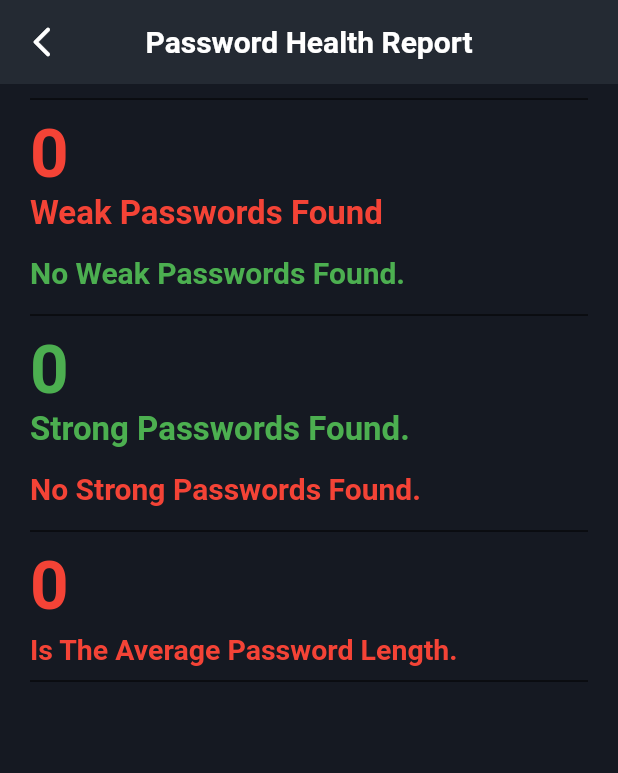
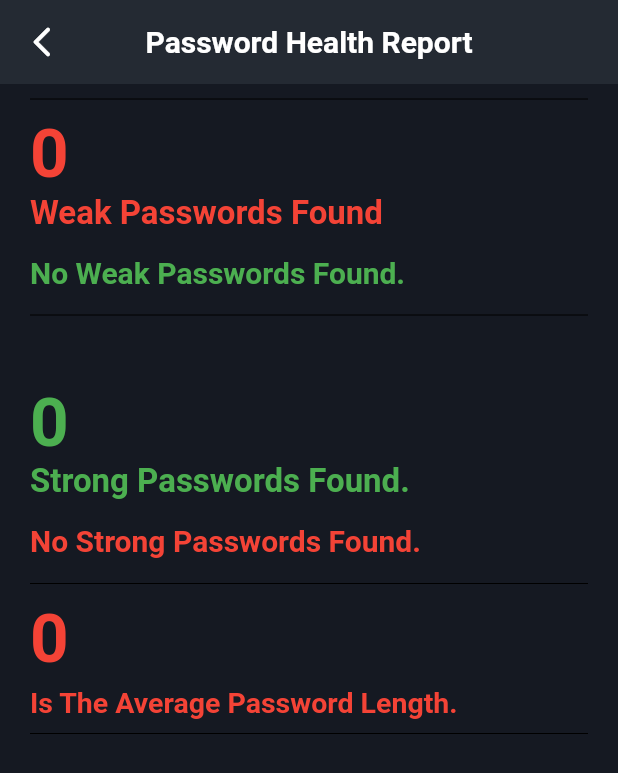
Before and after one commit to Jobins-Joseph/PassGenVault, a Flutter app: the PasswordReportScreen screen opened directly, on a phone screen of 412 x 824 dp. Shown: the top 773 px of the screen. Run offline on Flutter 3.47's test engine with Material 2 defaults, Android fonts, the phone set to English and light mode, and no system bars; our stand-ins replace lottie, sqflite; missing offline and left inert: encrypt; accounts and stored records are empty; Roboto replaces fonts that are missing (Ubuntu).

Commit message:
Update password_report_screen.dart

```diff
--- a/lib/screens/password_report_screen.dart
+++ b/lib/screens/password_report_screen.dart
@@ -174,26 +174,26 @@ class _PasswordReportScreenState extends State<PasswordReportScreen> {
                         )
                       : Row(
                           children: [
-                            Container(
-                              margin: EdgeInsets.fromLTRB(0.0, 0.0, 0.0, 0.0),
-                              height: 100.0,
-                              width: 150.0,
-                              decoration: BoxDecoration(
-                                borderRadius: BorderRadius.circular(8.0),
-                                color: Colors.red,
-                              ),
-                              child: Center(
-                                child: Text(
-                                  weakPassword[index].title,
-                                  style: TextStyle(
-                                      fontSize: 24.0,
-                                      fontWeight: FontWeight.bold,
-                                      color: Colors.white),
-                                ),
-                              ),
-                            ),
+                       //     Container(
+                         //     margin: EdgeInsets.fromLTRB(0.0, 0.0, 0.0, 0.0),
+                           //   height: 100.0,
+                             // width: 150.0,
+                        //      decoration: BoxDecoration(
+                          //      borderRadius: BorderRadius.circular(8.0),
+                            //    color: Colors.red,
+                             // ),
+                              //child: Center(
+                                //child: Text(
+                                 // " ",
+                                  //style: TextStyle(
+                                    //  fontSize: 24.0,
+                                     // fontWeight: FontWeight.bold,
+                                     // color: Colors.white),
+                               // ),
+                             // ),
+                           // ),
                             SizedBox(
-                              width: 5.0,
+                              width: 58.0,
                             )
                           ],
                         );
@@ -208,7 +208,7 @@ class _PasswordReportScreenState extends State<PasswordReportScreen> {
               color: Colors.black,
             ),
             SizedBox(
-              height: 5.0,
+              height: 40.0,
             ),
             Text(
               strongPasswords(),
@@ -255,22 +255,6 @@ class _PasswordReportScreenState extends State<PasswordReportScreen> {
                       : Row(
                           children: [
                             Container(
-                              margin: EdgeInsets.fromLTRB(0.0, 0.0, 0.0, 0.0),
-                              height: 120.0,
-                              width: 150.0,
-                              decoration: BoxDecoration(
-                                borderRadius: BorderRadius.circular(8.0),
-                                color: Colors.green,
-                              ),
-                              child: Center(
-                                child: Text(
-                                  strongPassword[index].title,
-                                  style: TextStyle(
-                                      fontSize: 24.0,
-                                      fontWeight: FontWeight.bold,
-                                      color: Colors.white),
-                                ),
-                              ),
                             ),
                             SizedBox(
                               width: 5.0,
```
